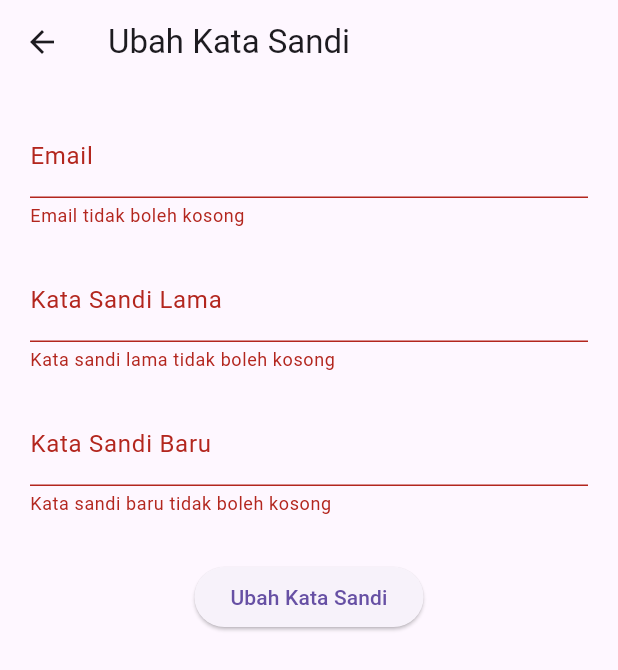
After one commit to Abila03/apps, a Flutter app: the changepass screen opened directly, after a tap on "Ubah Kata Sandi", on a phone screen of 412 x 824 dp. The commit adds this screen. Shown: the top 670 px of the screen. Run offline on Flutter 3.47's test engine with Material 3 defaults, Android fonts, the phone set to English and light mode, and no system bars; our stand-ins replace carousel_slider, firebase_auth, firebase_core, form_validator; accounts and stored records are empty; network calls fail.

Commit message:
fe new 0.1

```diff
--- /dev/null
+++ b/lib/cp.dart
@@ -0,0 +1,114 @@
+import 'package:flutter/material.dart';
+import 'package:firebase_auth/firebase_auth.dart';
+
+class changepass extends StatefulWidget {
+  @override
+  _UbahKataSandiState createState() => _UbahKataSandiState();
+}
+
+class _UbahKataSandiState extends State<changepass> {
+  final _formKey = GlobalKey<FormState>();
+  final _emailController = TextEditingController();
+  final _oldPasswordController = TextEditingController();
+  final _newPasswordController = TextEditingController();
+
+  @override
+  void dispose() {
+    _emailController.dispose();
+    _oldPasswordController.dispose();
+    _newPasswordController.dispose();
+    super.dispose();
+  }
+
+  @override
+  Widget build(BuildContext context) {
+    return Scaffold(
+      appBar: AppBar(
+        title: Text('Ubah Kata Sandi'),
+      ),
+      body: Form(
+        key: _formKey,
+        child: Padding(
+          padding: EdgeInsets.all(20.0),
+          child: Column(
+            children: [
+              TextFormField(
+                controller: _emailController,
+                decoration: InputDecoration(
+                  labelText: 'Email',
+                ),
+                validator: (value) {
+                  if (value == null || value.isEmpty) {
+                    return 'Email tidak boleh kosong';
+                  }
+                  return null;
+                },
+              ),
+              SizedBox(height: 20.0),
+              TextFormField(
+                controller: _oldPasswordController,
+                obscureText: true,
+                decoration: InputDecoration(
+                  labelText: 'Kata Sandi Lama',
+                ),
+                validator: (value) {
+                  if (value == null || value.isEmpty) {
+                    return 'Kata sandi lama tidak boleh kosong';
+                  }
+                  return null;
+                },
+              ),
+              SizedBox(height: 20.0),
+              TextFormField(
+                controller: _newPasswordController,
+                obscureText: true,
+                decoration: InputDecoration(
+                  labelText: 'Kata Sandi Baru',
+                ),
+                validator: (value) {
+                  if (value == null || value.isEmpty) {
+                    return 'Kata sandi baru tidak boleh kosong';
+                  }
+                  return null;
+                },
+              ),
+              SizedBox(height: 30.0),
+              ElevatedButton(
+                onPressed: () async {
+                  if (_formKey.currentState!.validate()) {
+                    final user = FirebaseAuth.instance.currentUser;
+
+                    try {
+                      await user!.updatePassword(_newPasswordController.text);
+                      ScaffoldMessenger.of(context).showSnackBar(
+                        SnackBar(
+                          content: Text('Kata sandi berhasil diubah'),
+                        ),
+                      );
+                      Navigator.pop(context);
+                    } on FirebaseAuthException catch (e) {
+                      if (e.code == 'weak-password') {
+                        ScaffoldMessenger.of(context).showSnackBar(
+                          SnackBar(
+                            content: Text('Kata sandi baru terlalu lemah'),
+                          ),
+                        );
+                      } else {
+                        ScaffoldMessenger.of(context).showSnackBar(
+                          SnackBar(
+                            content: Text('Terjadi kesalahan: ${e.message}'),
+                          ),
+                        );
+                      }
+                    }
+                  }
+                },
+                child: Text('Ubah Kata Sandi'),
+              ),
+            ],
+          ),
+        ),
+      ),
+    );
+  }
+}
--- a/lib/services/newsAPI.dart
+++ b/lib/services/newsAPI.dart
@@ -8,7 +8,7 @@ class NewsApiService {
   final String apiKey3 = '';
 
   Future<List<NewsModel>> fetchTopHeadlines() async {
-    final url = Uri.parse('https://newsapi.org/v2/top-headlines?sources=techcrunch&apiKey=$apiKey1');
+    final url = Uri.parse('https://newsapi.org/v2/everything?domains=wsj.com&apiKey=$apiKey1');
     final response = await http.get(url);
 
     if (response.statusCode == 200) {
--- a/lib/landing_page.dart
+++ b/lib/view/landing_page.dart
@@ -1,4 +1,4 @@
-import 'package:apps/login_page.dart';
+import 'package:apps/view/login_page.dart';
 import 'package:flutter/material.dart';
 import 'registrasi.dart';
 
--- a/lib/notifikasi.dart
+++ b/lib/view/pendaftar/notifikasi.dart
@@ -1,6 +1,6 @@
 import 'profile.dart';
 import 'package:flutter/material.dart';
-import 'list_beasiswa.dart';
+import '../list_beasiswa.dart';
 
 class NotifikasiPage extends StatelessWidget {
   const NotifikasiPage({super.key});
--- a/lib/riwayat.dart
+++ b/lib/view/pendaftar/riwayat.dart
@@ -1,4 +1,4 @@
-import 'package:apps/list_beasiswa.dart';
+import 'package:apps/view/list_beasiswa.dart';
 import 'package:flutter/material.dart';
 import 'profile.dart'; // Import file profile.dart
 import 'notifikasi.dart';
--- a/lib/registrasi.dart
+++ b/lib/view/registrasi.dart
@@ -1,4 +1,4 @@
-import 'package:apps/login_page.dart';
+import 'package:apps/view/login_page.dart';
 import 'package:flutter/material.dart';
 import 'package:flutter/services.dart';
 import 'package:form_validator/form_validator.dart';
```
Also changed, not shown: lib/main.dart (+13 -9 lines), lib/view/details_beasiswa.dart (renamed from lib/details_beasiswa.dart, +5 -4 lines), lib/view/list_beasiswa.dart (renamed from lib/list_beasiswa.dart, +5 -5 lines), lib/view/pemberi/profile.dart (renamed from lib/profile.dart, +35 -32 lines), lib/view/pendaftar/profile.dart (added, +137 -0 lines), lib/view/regulator/profile.dart (added, +139 -0 lines), lib/controller/firebase_options.dart (renamed from lib/firebase_options.dart), lib/controller/usermanage.dart (renamed from lib/usermanage.dart), lib/view/login_page.dart (renamed from lib/login_page.dart).
